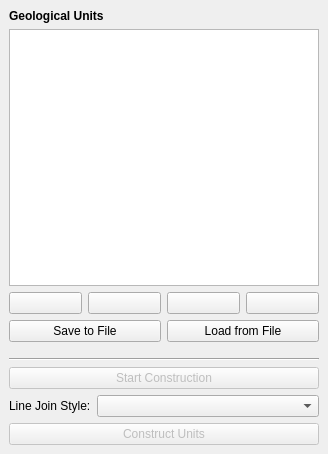
Before: the Qt Designer form parallel_line_construction_dockwidget_base.ui in stdonn/ParallelLineConstruction, drawn with Qt 5.
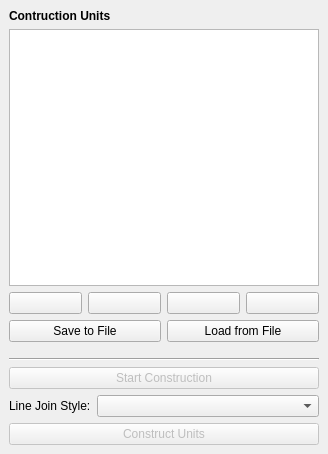
After: the same form once the commit is applied. Icons and pictures are not drawn.

Commit message: - fixed distance problem - renamed "Geological Units" to "Contruction Units"

Patch:
```diff
--- a/parallel_line_construction_dockwidget_base.ui
+++ b/parallel_line_construction_dockwidget_base.ui
@@ -21,7 +21,7 @@
     <item>
      <widget class="QLabel" name="geological_units_label">
       <property name="text">
-       <string>&lt;html&gt;&lt;head/&gt;&lt;body&gt;&lt;p&gt;&lt;span style=&quot; font-weight:600;&quot;&gt;Geological Units&lt;/span&gt;&lt;/p&gt;&lt;/body&gt;&lt;/html&gt;</string>
+       <string>&lt;html&gt;&lt;head/&gt;&lt;body&gt;&lt;p&gt;&lt;span style=&quot; font-weight:600;&quot;&gt;Contruction Units&lt;/span&gt;&lt;/p&gt;&lt;/body&gt;&lt;/html&gt;</string>
       </property>
      </widget>
     </item>
```
Left out of the diff: 2 changed lines with no effect on the pictures. The commit also changes 2 other files.
